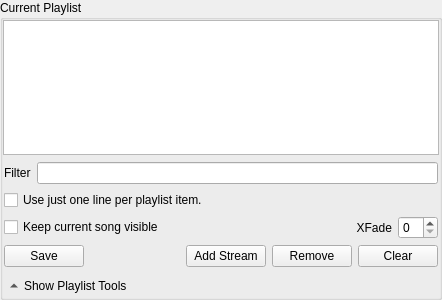
Old version of the form ui/CurrentListForm.ui in the repository tarmack/Pythagora.
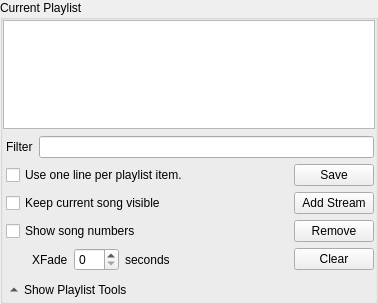
New version of the form. Icons and pictures are not drawn. Custom widgets are drawn as their Qt base class.

Commit message: Add option to show song numbers in the playqueue.

Diff of the .ui file:
```diff
--- a/ui/CurrentListForm.ui
+++ b/ui/CurrentListForm.ui
@@ -6,8 +6,8 @@
    <rect>
     <x>0</x>
     <y>0</y>
-    <width>442</width>
-    <height>300</height>
+    <width>378</width>
+    <height>304</height>
    </rect>
   </property>
   <property name="windowTitle">
@@ -95,11 +95,20 @@
           <verstretch>0</verstretch>
          </sizepolicy>
         </property>
-        <layout class="QGridLayout" name="gridLayout_8">
-         <property name="margin">
+        <layout class="QGridLayout" name="toolsLayout">
+         <property name="leftMargin">
+          <number>3</number>
+         </property>
+         <property name="topMargin">
           <number>1</number>
          </property>
-         <item row="0" column="1" colspan="6">
+         <property name="rightMargin">
+          <number>1</number>
+         </property>
+         <property name="bottomMargin">
+          <number>1</number>
+         </property>
+         <item row="0" column="0" colspan="2">
           <layout class="QHBoxLayout" name="horizontalLayout">
            <item>
             <widget class="QLabel" name="label_4">
@@ -120,25 +129,57 @@
            </item>
           </layout>
          </item>
-         <item row="3" column="1" colspan="6">
+         <item row="1" column="0">
           <widget class="QCheckBox" name="oneLinePlaylist">
            <property name="layoutDirection">
             <enum>Qt::LeftToRight</enum>
            </property>
            <property name="text">
-            <string>Use just one line per playlist item.</string>
+            <string>Use one line per playlist item.</string>
            </property>
           </widget>
          </item>
-         <item row="4" column="5" colspan="2">
+         <item row="2" column="0">
+          <widget class="QCheckBox" name="keepPlayingVisible">
+           <property name="enabled">
+            <bool>true</bool>
+           </property>
+           <property name="sizePolicy">
+            <sizepolicy hsizetype="MinimumExpanding" vsizetype="Fixed">
+             <horstretch>0</horstretch>
+             <verstretch>0</verstretch>
+            </sizepolicy>
+           </property>
+           <property name="text">
+            <string>Keep current song visible</string>
+           </property>
+          </widget>
+         </item>
+         <item row="3" column="0">
+          <widget class="QCheckBox" name="showNumbers">
+           <property name="text">
+            <string>Show song numbers</string>
+           </property>
+          </widget>
+         </item>
+         <item row="4" column="0">
           <layout class="QHBoxLayout" name="horizontalLayout_3">
+           <property name="leftMargin">
+            <number>26</number>
+           </property>
            <item>
             <widget class="QLabel" name="label_7">
+             <property name="sizePolicy">
+              <sizepolicy hsizetype="Fixed" vsizetype="Preferred">
+               <horstretch>0</horstretch>
+               <verstretch>0</verstretch>
+              </sizepolicy>
+             </property>
              <property name="text">
               <string>XFade</string>
              </property>
              <property name="alignment">
-              <set>Qt::AlignRight|Qt::AlignTrailing|Qt::AlignVCenter</set>
+              <set>Qt::AlignLeading|Qt::AlignLeft|Qt::AlignVCenter</set>
              </property>
              <property name="buddy">
               <cstring>crossFade</cstring>
@@ -155,34 +196,31 @@
              </property>
              <property name="maximumSize">
               <size>
-               <width>40</width>
+               <width>45</width>
                <height>16777215</height>
               </size>
              </property>
             </widget>
            </item>
+           <item>
+            <widget class="QLabel" name="label">
+             <property name="sizePolicy">
+              <sizepolicy hsizetype="Minimum" vsizetype="Preferred">
+               <horstretch>0</horstretch>
+               <verstretch>0</verstretch>
+              </sizepolicy>
+             </property>
+             <property name="text">
+              <string>seconds</string>
+             </property>
+            </widget>
+           </item>
           </layout>
          </item>
-         <item row="4" column="1" colspan="4">
-          <widget class="QCheckBox" name="keepPlayingVisible">
-           <property name="enabled">
-            <bool>true</bool>
-           </property>
-           <property name="sizePolicy">
-            <sizepolicy hsizetype="MinimumExpanding" vsizetype="Fixed">
-             <horstretch>0</horstretch>
-             <verstretch>0</verstretch>
-            </sizepolicy>
-           </property>
-           <property name="text">
-            <string>Keep current song visible</string>
-           </property>
-          </widget>
-         </item>
-         <item row="5" column="6">
+         <item row="4" column="1">
           <widget class="QPushButton" name="currentClear">
            <property name="sizePolicy">
-            <sizepolicy hsizetype="Fixed" vsizetype="Fixed">
+            <sizepolicy hsizetype="Minimum" vsizetype="Fixed">
              <horstretch>0</horstretch>
              <verstretch>0</verstretch>
             </sizepolicy>
@@ -196,27 +234,10 @@
            </property>
           </widget>
          </item>
-         <item row="5" column="1">
-          <widget class="QPushButton" name="currentSave">
-           <property name="sizePolicy">
-            <sizepolicy hsizetype="Fixed" vsizetype="Fixed">
-             <horstretch>0</horstretch>
-             <verstretch>0</verstretch>
-            </sizepolicy>
-           </property>
-           <property name="text">
-            <string>Save</string>
-           </property>
-           <property name="icon">
-            <iconset>
-             <normaloff>../icons/document-save-as.png</normaloff>../icons/document-save-as.png</iconset>
-           </property>
-          </widget>
-         </item>
-         <item row="5" column="5">
+         <item row="3" column="1">
           <widget class="QPushButton" name="currentRemove">
            <property name="sizePolicy">
-            <sizepolicy hsizetype="Fixed" vsizetype="Fixed">
+            <sizepolicy hsizetype="Minimum" vsizetype="Fixed">
              <horstretch>0</horstretch>
              <verstretch>0</verstretch>
             </sizepolicy>
@@ -230,8 +251,31 @@
            </property>
           </widget>
          </item>
-         <item row="5" column="4">
+         <item row="1" column="1">
+          <widget class="QPushButton" name="currentSave">
+           <property name="sizePolicy">
+            <sizepolicy hsizetype="Minimum" vsizetype="Fixed">
+             <horstretch>0</horstretch>
+             <verstretch>0</verstretch>
+            </sizepolicy>
+           </property>
+           <property name="text">
+            <string>Save</string>
+           </property>
+           <property name="icon">
+            <iconset>
+             <normaloff>../icons/document-save-as.png</normaloff>../icons/document-save-as.png</iconset>
+           </property>
+          </widget>
+         </item>
+         <item row="2" column="1">
           <widget class="QPushButton" name="addStream">
+           <property name="sizePolicy">
+            <sizepolicy hsizetype="Minimum" vsizetype="Fixed">
+             <horstretch>0</horstretch>
+             <verstretch>0</verstretch>
+            </sizepolicy>
+           </property>
            <property name="text">
             <string>Add Stream</string>
            </property>
```
The commit also changes 2 other files.
